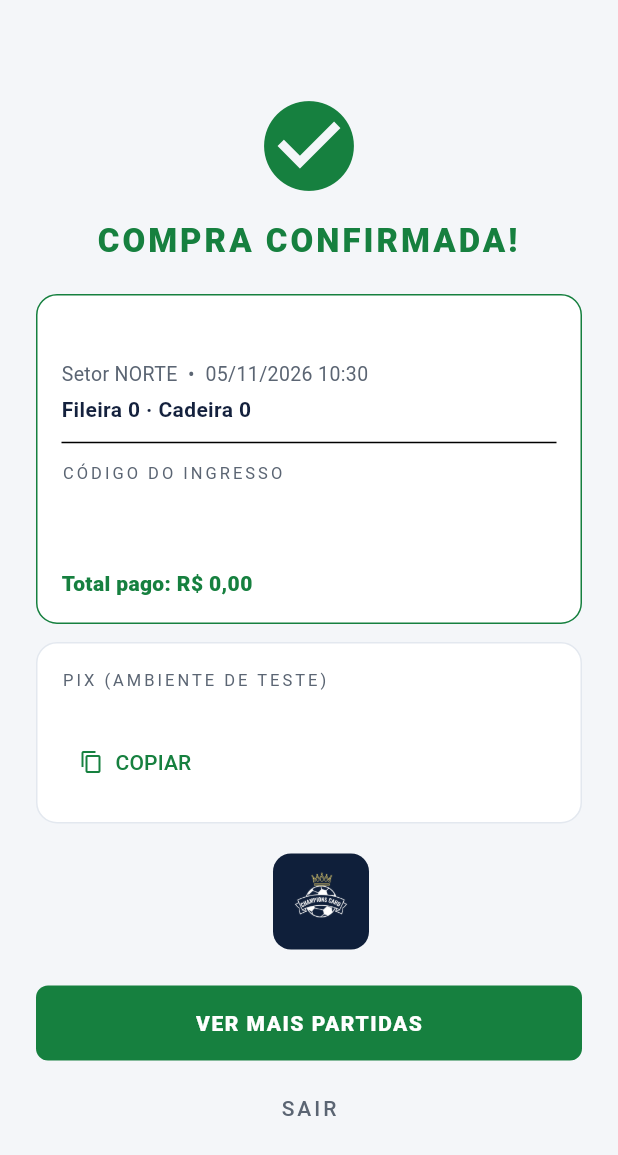
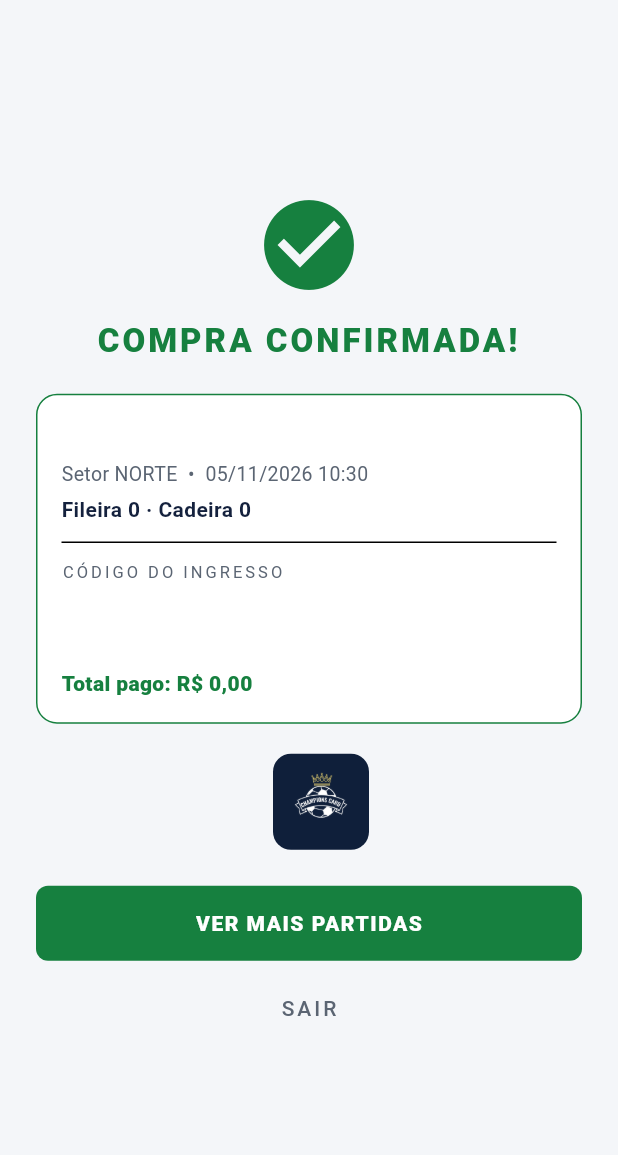
Before and after one commit to Mateusdohi/PIM-final-web, a Flutter app: the PaymentConfirmationPage screen opened directly with empty values, on a phone screen of 412 x 824 dp. Shown: the top 1155 px of the screen. Run offline on Flutter 3.47's test engine with Material 3 defaults, Android fonts, the phone set to English and light mode, and no system bars; our stand-ins replace camera, dio, equatable, flutter_bloc, flutter_map, flutter_secure_storage and 6 more; accounts and stored records are empty.

Commit message:
Mobile: Pix mostra QR Code e chave antes de confirmar a compra
- Na tela de pagamento, ao escolher Pix aparecem o QR Code, a chave Pix e o valor, igual ao web
- A tela de confirmacao vira so comprovante (sem o bloco do Pix)
- Adiciona a dependencia qr_flutter

```diff
--- a/PIM-FINAL2026-main/flutter_app/lib/presentation/checkout/payment_confirmation_page.dart
+++ b/PIM-FINAL2026-main/flutter_app/lib/presentation/checkout/payment_confirmation_page.dart
@@ -1,5 +1,4 @@
 import 'package:flutter/material.dart';
-import 'package:flutter/services.dart';
 import 'package:flutter_bloc/flutter_bloc.dart';
 import 'package:go_router/go_router.dart';
 
@@ -17,7 +16,6 @@ class PaymentConfirmationPage extends StatelessWidget {
   Widget build(BuildContext context) {
     final user = context.read<AuthBloc>().state.user;
     final t = args.result.ticket;
-    final pix = args.result.pixPayload;
 
     return Scaffold(
       body: SafeArea(
@@ -52,24 +50,6 @@ class PaymentConfirmationPage extends StatelessWidget {
                     Text('Total pago: ${Fmt.money(t.amount)}', style: TextStyle(color: AppColors.brand, fontWeight: FontWeight.w800)),
                   ]),
                 ),
-                if (pix != null) ...[
-                  const SizedBox(height: 12),
-                  AppCard(
-                    child: Column(crossAxisAlignment: CrossAxisAlignment.start, children: [
-                      const Text('PIX (AMBIENTE DE TESTE)', style: TextStyle(color: AppColors.muted, fontSize: 11, letterSpacing: 2)),
-                      const SizedBox(height: 6),
-                      Text(pix, style: const TextStyle(fontSize: 12)),
-                      TextButton.icon(
-                        onPressed: () {
-                          Clipboard.setData(ClipboardData(text: pix));
-                          showAppSnack(context, 'Código Pix copiado');
-                        },
-                        icon: const Icon(Icons.copy, size: 16),
-                        label: const Text('COPIAR'),
-                      ),
-                    ]),
-                  ),
-                ],
                 const SizedBox(height: 20),
                 Row(mainAxisAlignment: MainAxisAlignment.center, children: [
                   if (user != null) TeamLogo(user.team, size: 44),
--- a/PIM-FINAL2026-main/flutter_app/lib/presentation/seats/seats_page.dart
+++ b/PIM-FINAL2026-main/flutter_app/lib/presentation/seats/seats_page.dart
@@ -8,7 +8,6 @@ import '../../core/theme/app_theme.dart';
 import '../../core/utils/formatters.dart';
 import '../../domain/entities/seat.dart';
 import '../../domain/usecases/matches/match_usecases.dart';
-import '../common/widgets.dart';
 
 /// Escolha da cadeira no setor (mapa de assentos igual ao do web).
 class SeatsPage extends StatefulWidget {
--- a/PIM-FINAL2026-main/flutter_app/pubspec.yaml
+++ b/PIM-FINAL2026-main/flutter_app/pubspec.yaml
@@ -19,6 +19,7 @@ dependencies:
   local_auth: ^2.3.0
   camera: ^0.11.0+2
   flutter_secure_storage: ^9.2.2
+  qr_flutter: ^4.1.0
   flutter_map: ^7.0.2
   latlong2: ^0.9.1
   geolocator: ^13.0.1
```
Also changed, not shown: PIM-FINAL2026-main/flutter_app/lib/presentation/checkout/checkout_page.dart (+50 -7 lines), PIM-FINAL2026-main/flutter_app/pubspec.lock.
